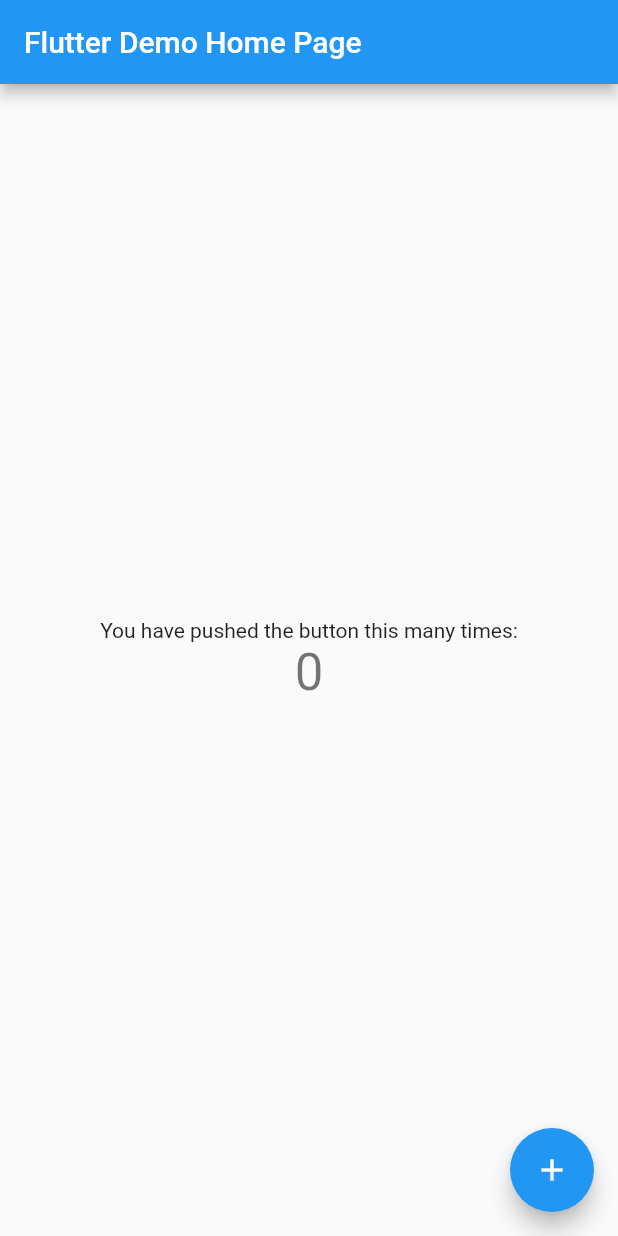
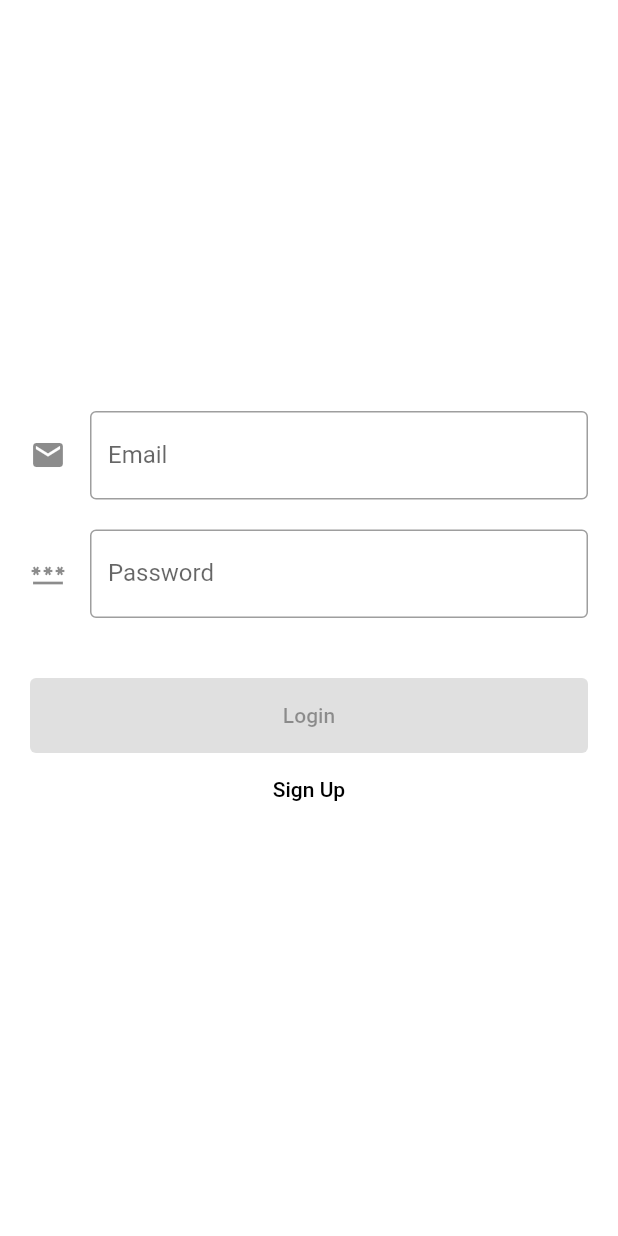
Before and after one commit to EmilM32/time-tracker, a Flutter app: the screen it shows after launch, on a phone screen of 412 x 824 dp. Run offline on Flutter 3.47's test engine with Material 2 defaults, Android fonts, the phone set to English and light mode, and no system bars; our stand-ins replace firebase_auth, firebase_core; accounts and stored records are empty.

Commit message:
add firebase connection and login/signup screen

```diff
--- a/lib/main.dart
+++ b/lib/main.dart
@@ -1,115 +1,30 @@
 import 'package:flutter/material.dart';
+import 'package:firebase_core/firebase_core.dart';
+import 'package:time_tracker/screens/login_screen.dart';
+import 'package:time_tracker/screens/registration_screen.dart';
+import 'package:time_tracker/screens/dashboard_screen.dart';
+import 'firebase_options.dart';
 
-void main() {
-  runApp(const MyApp());
+void main() async {
+  WidgetsFlutterBinding.ensureInitialized();
+  await Firebase.initializeApp(
+    options: DefaultFirebaseOptions.currentPlatform,
+  );
+  runApp(const TimeTracker());
 }
 
-class MyApp extends StatelessWidget {
-  const MyApp({Key? key}) : super(key: key);
+class TimeTracker extends StatelessWidget {
+  const TimeTracker({Key? key}) : super(key: key);
 
-  // This widget is the root of your application.
   @override
   Widget build(BuildContext context) {
     return MaterialApp(
-      title: 'Flutter Demo',
-      theme: ThemeData(
-        // This is the theme of your application.
-        //
-        // Try running your application with "flutter run". You'll see the
-        // application has a blue toolbar. Then, without quitting the app, try
-        // changing the primarySwatch below to Colors.green and then invoke
-        // "hot reload" (press "r" in the console where you ran "flutter run",
-        // or simply save your changes to "hot reload" in a Flutter IDE).
-        // Notice that the counter didn't reset back to zero; the application
-        // is not restarted.
-        primarySwatch: Colors.blue,
-      ),
-      home: const MyHomePage(title: 'Flutter Demo Home Page'),
+      initialRoute: LoginScreen.id,
+      routes: {
+        LoginScreen.id: (context) => const LoginScreen(),
+        RegistrationScreen.id: (context) => const RegistrationScreen(),
+        DashboardScreen.id: (context) => const DashboardScreen(),
+      },
     );
   }
 }
-
-class MyHomePage extends StatefulWidget {
-  const MyHomePage({Key? key, required this.title}) : super(key: key);
-
-  // This widget is the home page of your application. It is stateful, meaning
-  // that it has a State object (defined below) that contains fields that affect
-  // how it looks.
-
-  // This class is the configuration for the state. It holds the values (in this
-  // case the title) provided by the parent (in this case the App widget) and
-  // used by the build method of the State. Fields in a Widget subclass are
-  // always marked "final".
-
-  final String title;
-
-  @override
-  State<MyHomePage> createState() => _MyHomePageState();
-}
-
-class _MyHomePageState extends State<MyHomePage> {
-  int _counter = 0;
-
-  void _incrementCounter() {
-    setState(() {
-      // This call to setState tells the Flutter framework that something has
-      // changed in this State, which causes it to rerun the build method below
-      // so that the display can reflect the updated values. If we changed
-      // _counter without calling setState(), then the build method would not be
-      // called again, and so nothing would appear to happen.
-      _counter++;
-    });
-  }
-
-  @override
-  Widget build(BuildContext context) {
-    // This method is rerun every time setState is called, for instance as done
-    // by the _incrementCounter method above.
-    //
-    // The Flutter framework has been optimized to make rerunning build methods
-    // fast, so that you can just rebuild anything that needs updating rather
-    // than having to individually change instances of widgets.
-    return Scaffold(
-      appBar: AppBar(
-        // Here we take the value from the MyHomePage object that was created by
-        // the App.build method, and use it to set our appbar title.
-        title: Text(widget.title),
-      ),
-      body: Center(
-        // Center is a layout widget. It takes a single child and positions it
-        // in the middle of the parent.
-        child: Column(
-          // Column is also a layout widget. It takes a list of children and
-          // arranges them vertically. By default, it sizes itself to fit its
-          // children horizontally, and tries to be as tall as its parent.
-          //
-          // Invoke "debug painting" (press "p" in the console, choose the
-          // "Toggle Debug Paint" action from the Flutter Inspector in Android
-          // Studio, or the "Toggle Debug Paint" command in Visual Studio Code)
-          // to see the wireframe for each widget.
-          //
-          // Column has various properties to control how it sizes itself and
-          // how it positions its children. Here we use mainAxisAlignment to
-          // center the children vertically; the main axis here is the vertical
-          // axis because Columns are vertical (the cross axis would be
-          // horizontal).
-          mainAxisAlignment: MainAxisAlignment.center,
-          children: <Widget>[
-            const Text(
-              'You have pushed the button this many times:',
-            ),
-            Text(
-              '$_counter',
-              style: Theme.of(context).textTheme.headline4,
-            ),
-          ],
-        ),
-      ),
-      floatingActionButton: FloatingActionButton(
-        onPressed: _incrementCounter,
-        tooltip: 'Increment',
-        child: const Icon(Icons.add),
-      ), // This trailing comma makes auto-formatting nicer for build methods.
-    );
-  }
-}
--- /dev/null
+++ b/lib/screens/login_screen.dart
@@ -0,0 +1,130 @@
+import 'package:flutter/material.dart';
+import 'package:time_tracker/screens/registration_screen.dart';
+import 'package:time_tracker/components/info_dialog.dart';
+import 'package:firebase_auth/firebase_auth.dart';
+import 'package:time_tracker/screens/dashboard_screen.dart';
+
+class LoginScreen extends StatefulWidget {
+  const LoginScreen({Key? key}) : super(key: key);
+  static const String id = 'login_screen';
+
+  @override
+  State<LoginScreen> createState() => _LoginScreenState();
+}
+
+class _LoginScreenState extends State<LoginScreen> {
+  FirebaseAuth auth = FirebaseAuth.instance;
+
+  String email = '';
+  String password = '';
+
+  bool checkRequiredFields() {
+    return email.isNotEmpty && password.isNotEmpty;
+  }
+
+  void checkAuth() {
+    auth.authStateChanges().listen((User? user) {
+      if (user != null) {
+        Navigator.pushNamed(context, DashboardScreen.id);
+      }
+    });
+  }
+
+  void logIn() async {
+    try {
+        await FirebaseAuth.instance.signInWithEmailAndPassword(
+          email: email,
+          password: password,
+        );
+    } on FirebaseAuthException catch (e) {
+      if (e.code == 'user-not-found') {
+        showInfoDialog('No user found for that email.');
+      } else if (e.code == 'wrong-password') {
+        showInfoDialog('Wrong password provided for that user.');
+      }
+    }
+  }
+
+  Future<void> showInfoDialog(String text) async {
+    return showDialog<void>(
+      context: context,
+      builder: (BuildContext context) {
+        return InfoDialog(text: text);
+      },
+    );
+  }
+
+  @override
+  void initState() {
+    super.initState();
+    checkAuth();
+  }
+
+  @override
+  Widget build(BuildContext context) {
+    return Scaffold(
+      backgroundColor: Colors.white,
+      body: Center(
+        child: Padding(
+          padding: const EdgeInsets.all(20.0),
+          child: Column(
+            mainAxisAlignment: MainAxisAlignment.center,
+            children: [
+              TextField(
+                onChanged: (value) {
+                  setState(() {
+                    email = value;
+                  });
+                },
+                decoration: const InputDecoration(
+                  border: OutlineInputBorder(),
+                  labelText: 'Email',
+                  icon: Icon(Icons.email),
+                ),
+              ),
+              const SizedBox(
+                height: 20,
+              ),
+              TextField(
+                obscureText: true,
+                onChanged: (value) {
+                  setState(() {
+                    password = value;
+                  });
+                },
+                decoration: const InputDecoration(
+                  border: OutlineInputBorder(),
+                  labelText: 'Password',
+                  icon: Icon(Icons.password),
+                ),
+              ),
+              const SizedBox(
+                height: 40,
+              ),
+              ElevatedButton(
+                style: ElevatedButton.styleFrom(
+                  minimumSize: const Size.fromHeight(50),
+                ),
+                onPressed: checkRequiredFields()
+                    ? () {
+                        logIn();
+                      }
+                    : null,
+                child: const Text('Login'),
+              ),
+              TextButton(
+                style: TextButton.styleFrom(
+                  primary: Colors.black,
+                ),
+                onPressed: () {
+                  Navigator.pushNamed(context, RegistrationScreen.id);
+                },
+                child: const Text('Sign Up'),
+              ),
+            ],
+          ),
+        ),
+      ),
+    );
+  }
+}
```
Also changed, not shown: lib/components/info_dialog.dart (added, +29 -0 lines), lib/screens/dashboard_screen.dart (added, +33 -0 lines), lib/screens/registration_screen.dart (added, +170 -0 lines), pubspec.yaml (+3 -34 lines), lib/firebase_options.dart (added), pubspec.lock.
